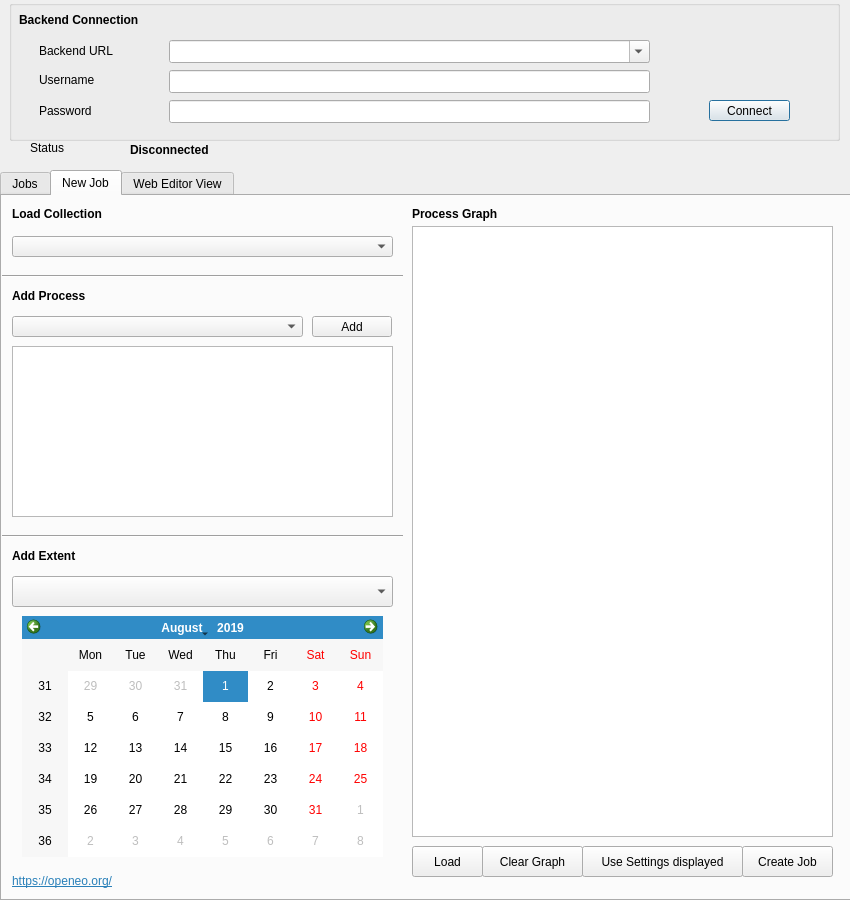
First picture: the form in openeo_connector_dialog_base.ui, repository Open-EO/openeo-qgis-plugin, before the edit.
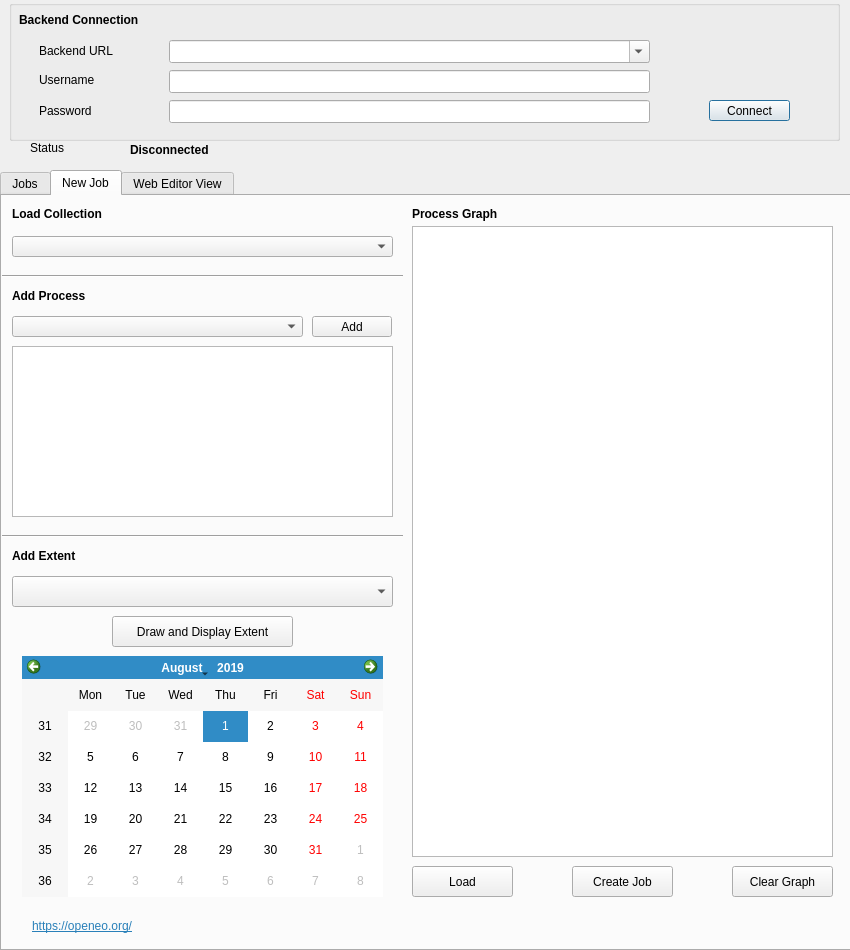
Second picture: the form after the edit. Icons and pictures are not drawn.

Commit message: Extent is finished (except Polygon)

What changed in the file:
```diff
--- a/openeo_connector_dialog_base.ui
+++ b/openeo_connector_dialog_base.ui
@@ -7,19 +7,19 @@
     <x>0</x>
     <y>0</y>
     <width>850</width>
-    <height>900</height>
+    <height>950</height>
    </rect>
   </property>
   <property name="minimumSize">
    <size>
     <width>850</width>
-    <height>900</height>
+    <height>950</height>
    </size>
   </property>
   <property name="maximumSize">
    <size>
     <width>850</width>
-    <height>900</height>
+    <height>950</height>
    </size>
   </property>
   <property name="windowTitle">
@@ -184,7 +184,7 @@
      <x>0</x>
      <y>170</y>
      <width>851</width>
-     <height>731</height>
+     <height>781</height>
     </rect>
    </property>
    <property name="currentIndex">
@@ -238,9 +238,9 @@
     <widget class="QPushButton" name="sendButton">
      <property name="geometry">
       <rect>
-       <x>740</x>
-       <y>650</y>
-       <width>91</width>
+       <x>570</x>
+       <y>670</y>
+       <width>101</width>
        <height>31</height>
       </rect>
      </property>
@@ -313,8 +313,8 @@
     <widget class="QPushButton" name="clearButton">
      <property name="geometry">
       <rect>
-       <x>480</x>
-       <y>650</y>
+       <x>730</x>
+       <y>670</y>
        <width>101</width>
        <height>31</height>
       </rect>
@@ -329,7 +329,7 @@
        <x>410</x>
        <y>30</y>
        <width>421</width>
-       <height>611</height>
+       <height>631</height>
       </rect>
      </property>
     </widget>
@@ -363,8 +363,8 @@
      <property name="geometry">
       <rect>
        <x>410</x>
-       <y>650</y>
-       <width>71</width>
+       <y>670</y>
+       <width>101</width>
        <height>31</height>
       </rect>
      </property>
@@ -375,8 +375,8 @@
     <widget class="QLabel" name="label_21">
      <property name="geometry">
       <rect>
-       <x>10</x>
-       <y>675</y>
+       <x>30</x>
+       <y>720</y>
        <width>171</width>
        <height>21</height>
       </rect>
@@ -431,7 +431,7 @@
      <property name="geometry">
       <rect>
        <x>20</x>
-       <y>420</y>
+       <y>460</y>
        <width>361</width>
        <height>241</height>
       </rect>
@@ -468,19 +468,6 @@
       <bool>true</bool>
      </property>
     </widget>
-    <widget class="QPushButton" name="takeSettings">
-     <property name="geometry">
-      <rect>
-       <x>580</x>
-       <y>650</y>
-       <width>161</width>
-       <height>31</height>
-      </rect>
-     </property>
-     <property name="text">
-      <string>Use Settings displayed</string>
-     </property>
-    </widget>
     <widget class="QTableWidget" name="processTableWidget">
      <property name="geometry">
       <rect>
@@ -491,6 +478,37 @@
       </rect>
      </property>
     </widget>
+    <widget class="QPushButton" name="DrawButton">
+     <property name="geometry">
+      <rect>
+       <x>110</x>
+       <y>420</y>
+       <width>181</width>
+       <height>31</height>
+      </rect>
+     </property>
+     <property name="text">
+      <string>Draw and Display Extent</string>
+     </property>
+    </widget>
+    <zorder>processgraphEdit</zorder>
+    <zorder>sendButton</zorder>
+    <zorder>collectionBox</zorder>
+    <zorder>processBox</zorder>
+    <zorder>addButton</zorder>
+    <zorder>label_6</zorder>
+    <zorder>label_7</zorder>
+    <zorder>clearButton</zorder>
+    <zorder>label_4</zorder>
+    <zorder>line</zorder>
+    <zorder>loadButton</zorder>
+    <zorder>label_21</zorder>
+    <zorder>line_2</zorder>
+    <zorder>label_8</zorder>
+    <zorder>extentBox</zorder>
+    <zorder>calendarWidget</zorder>
+    <zorder>processTableWidget</zorder>
+    <zorder>DrawButton</zorder>
    </widget>
    <widget class="QWidget" name="tab_2">
     <attribute name="title">
```
The commit also changes 2 other files.
